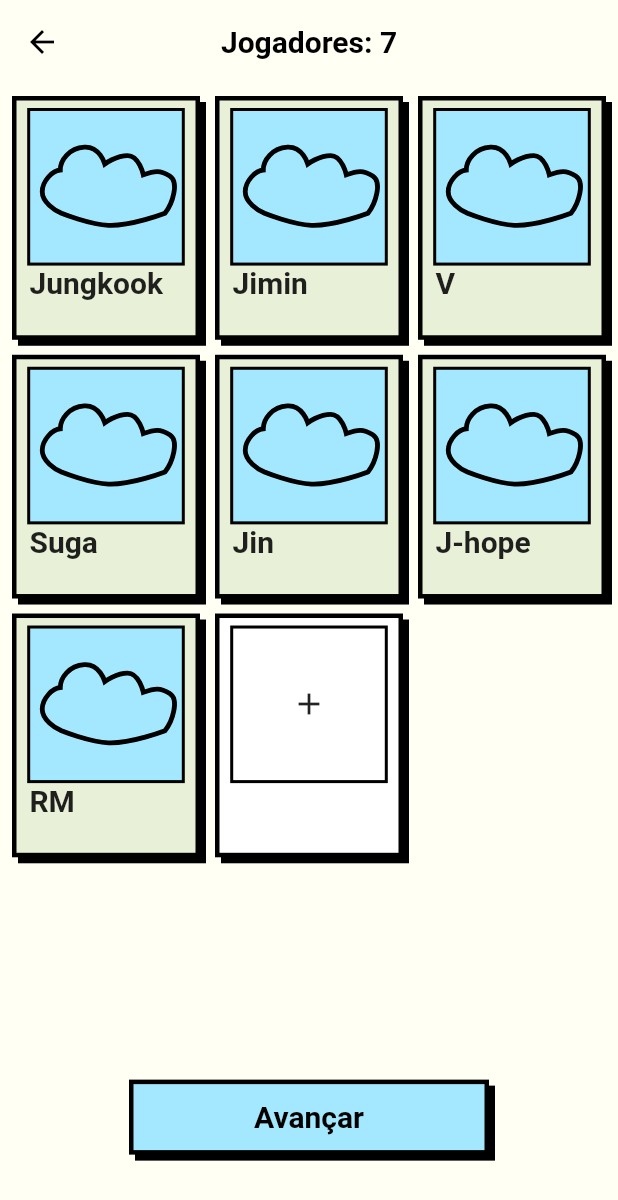
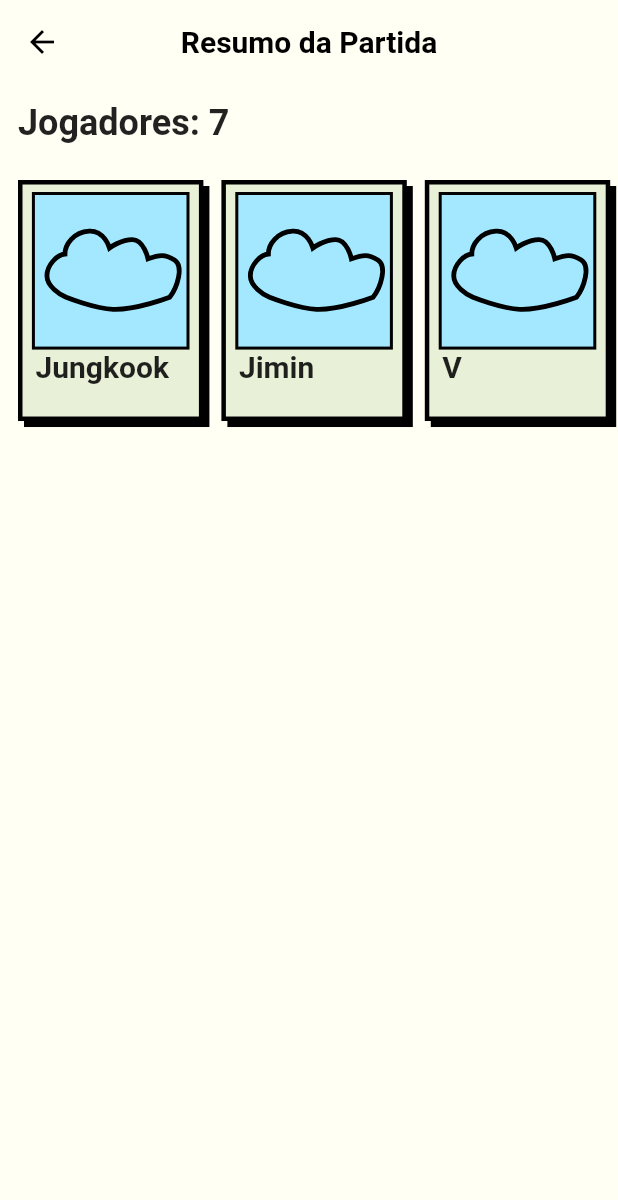
Before and after one commit to arthwrvl/FakeArtist, a Flutter app: the PlayerGrid screen opened directly, after a tap on "Avançar", on a phone screen of 412 x 824 dp. Shown: the top 1200 px of the screen. Run offline on Flutter 3.47's test engine with Material 2 defaults, Android fonts, the phone set to English and light mode, and no system bars; drawn by our look-alikes of reorderable_grid_view; our stand-ins replace flutter_svg, lottie.

Commit message:
add player list on resume screen

```diff
--- a/lib/pages/player_list.dart
+++ b/lib/pages/player_list.dart
@@ -1,6 +1,7 @@
 import 'package:fake_artist/classes/player.dart';
 import 'package:fake_artist/data/players.dart';
 import 'package:fake_artist/pages/edit_player.dart';
+import 'package:fake_artist/pages/resume.dart';
 import 'package:fake_artist/styles/colors.dart';
 import 'package:fake_artist/styles/drawings.dart';
 import 'package:fake_artist/widgets/blank_player_card.dart';
@@ -94,8 +95,17 @@
           ),
           Padding(
             padding: const EdgeInsets.only(top: 20),
-            child:
-                CustomButton(buttonText: "Avançar", onPressed: () {}, type: 1),
+            child: CustomButton(
+                buttonText: "Avançar",
+                onPressed: () {
+                  Navigator.push(
+                      context,
+                      MaterialPageRoute(
+                        builder: (context) =>
+                            Resume(playerClasses: playerClasses),
+                      ));
+                },
+                type: 1),
           ),
         ],
       ),
--- /dev/null
+++ b/lib/pages/resume.dart
@@ -0,0 +1,89 @@
+import 'package:flutter/material.dart';
+import 'package:flutter/src/widgets/framework.dart';
+import 'package:flutter/src/widgets/placeholder.dart';
+
+import '../classes/player.dart';
+import '../widgets/player_card.dart';
+
+class Resume extends StatefulWidget {
+  final List<Player> playerClasses;
+
+  const Resume({super.key, required this.playerClasses});
+
+  @override
+  State<Resume> createState() => _ResumeState();
+}
+
+class _ResumeState extends State<Resume> {
+  @override
+  Widget build(BuildContext context) {
+    var size = MediaQuery.of(context).size;
+    return Scaffold(
+        appBar: AppBar(
+          title: Text("Resumo da Partida"),
+        ),
+        body: Column(
+          children: [
+            Align(
+              alignment: Alignment.centerLeft,
+              child: Padding(
+                padding: EdgeInsets.all(12),
+                child: Text("Jogadores: ${widget.playerClasses.length}",
+                    style:
+                        TextStyle(fontSize: 24, fontWeight: FontWeight.bold)),
+              ),
+            ),
+            PlayersResume(playerClasses: widget.playerClasses),
+          ],
+        ));
+  }
+}
+
+class PlayersResume extends StatefulWidget {
+  final List<Player> playerClasses;
+  const PlayersResume({super.key, required this.playerClasses});
+
+  @override
+  State<PlayersResume> createState() => _PlayersResumeState();
+}
+
+class _PlayersResumeState extends State<PlayersResume> {
+  @override
+  Widget build(BuildContext context) {
+    var size = MediaQuery.of(context).size;
+    return SizedBox(
+      height: (size.width * 0.3 * 1.3) + 24,
+      child: ListView.separated(
+          padding: const EdgeInsets.all(12),
+          scrollDirection: Axis.horizontal,
+          shrinkWrap: true,
+          itemBuilder: (context, index) => PlayerCard(
+              player: widget.playerClasses[index],
+              size: size.width * 0.3,
+              showPoints: false,
+              onDoubleTap: () {},
+              onTap: () {}),
+          separatorBuilder: (context, _) => const SizedBox(width: 12),
+          itemCount: widget.playerClasses.length),
+    );
+  }
+}
+/*
+SingleChildScrollView(
+      scrollDirection: Axis.horizontal,
+      child: Row(
+        children: widget.playerClasses
+            .map(
+              (Player player) => PlayerCard(
+                key: ValueKey(widget.playerClasses.indexOf(player)),
+                player: player,
+                size: size.width * 0.3,
+                showPoints: false,
+                onTap: () {},
+                onDoubleTap: () {},
+              ),
+            )
+            .toList(),
+      ),
+    );
+    */
```
